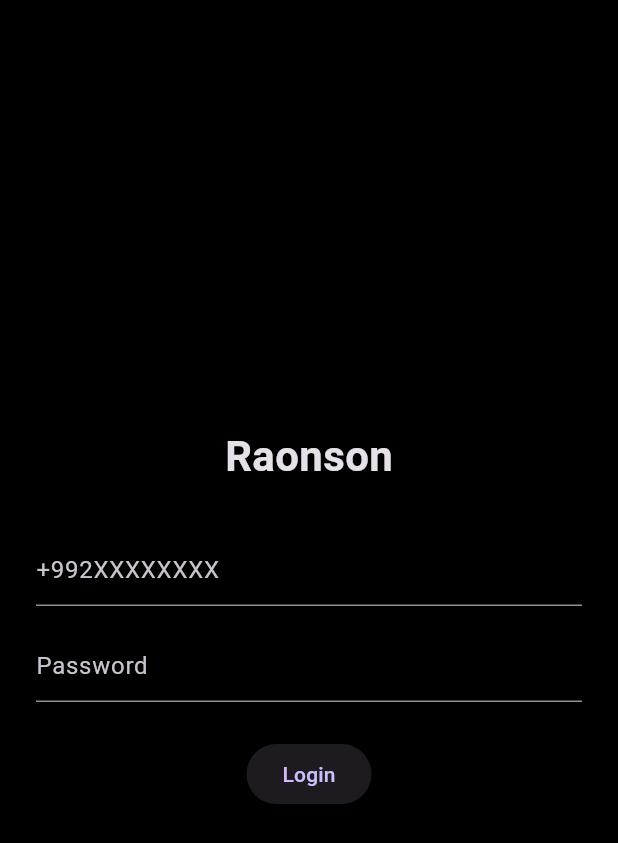
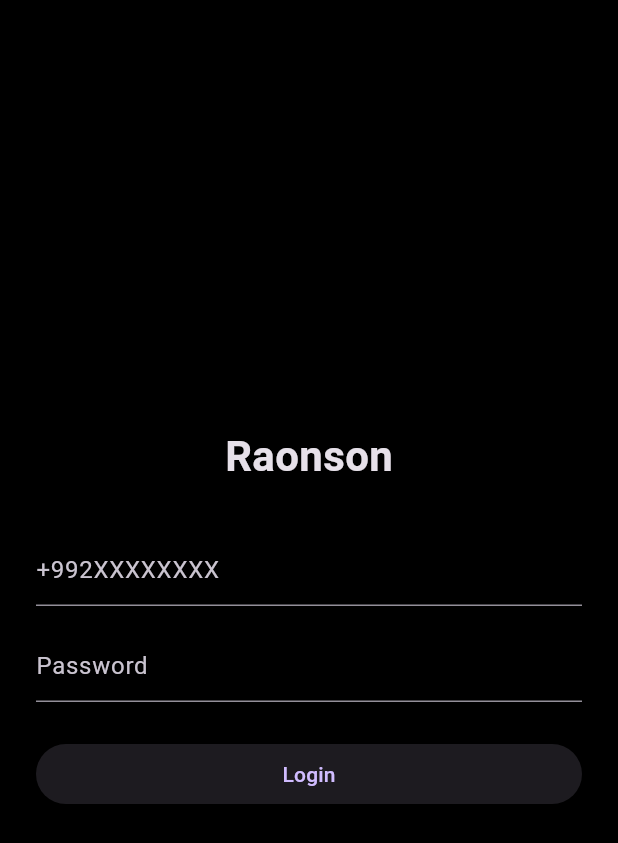
Before and after one commit to Raonsonapp/Raonson-v1, a Flutter app: the LoginScreen screen opened directly, on a phone screen of 412 x 824 dp. Shown: the top 843 px of the screen. Run offline on Flutter 3.47's test engine with Material 3 defaults, Android fonts, the phone set to English and light mode, and no system bars; our stand-ins replace image_picker, shared_preferences; accounts and stored records are empty; statements that could not run were skipped.

Commit message:
Update login_screen.dart

```diff
--- a/lib/auth/login_screen.dart
+++ b/lib/auth/login_screen.dart
@@ -1,5 +1,4 @@
 import 'package:flutter/material.dart';
-import '../core/token_storage.dart';
 import 'auth_api.dart';
 
 class LoginScreen extends StatefulWidget {
@@ -17,19 +16,20 @@
   Future<void> login() async {
     setState(() => loading = true);
 
-    final token = await AuthApi.login(
+    final res = await AuthApi.login(
       phoneCtrl.text.trim(),
       passCtrl.text.trim(),
     );
 
     setState(() => loading = false);
 
-    if (token != null) {
-      await TokenStorage.save(token);
+    if (res != null) {
       if (!mounted) return;
       ScaffoldMessenger.of(context).showSnackBar(
         const SnackBar(content: Text('Login success')),
       );
+
+      // баъдтар → Navigator to Home
     } else {
       ScaffoldMessenger.of(context).showSnackBar(
         const SnackBar(content: Text('Login failed')),
@@ -48,9 +48,11 @@
           children: [
             const Text(
               'Raonson',
-              style: TextStyle(fontSize: 28, fontWeight: FontWeight.bold),
+              style: TextStyle(
+                  fontSize: 28, fontWeight: FontWeight.bold),
             ),
             const SizedBox(height: 32),
+
             TextField(
               controller: phoneCtrl,
               decoration: const InputDecoration(
@@ -58,6 +60,7 @@
               ),
             ),
             const SizedBox(height: 16),
+
             TextField(
               controller: passCtrl,
               obscureText: true,
@@ -66,11 +69,15 @@
               ),
             ),
             const SizedBox(height: 24),
+
             loading
                 ? const CircularProgressIndicator()
-                : ElevatedButton(
-                    onPressed: login,
-                    child: const Text('Login'),
+                : SizedBox(
+                    width: double.infinity,
+                    child: ElevatedButton(
+                      onPressed: login,
+                      child: const Text('Login'),
+                    ),
                   ),
           ],
         ),
```
